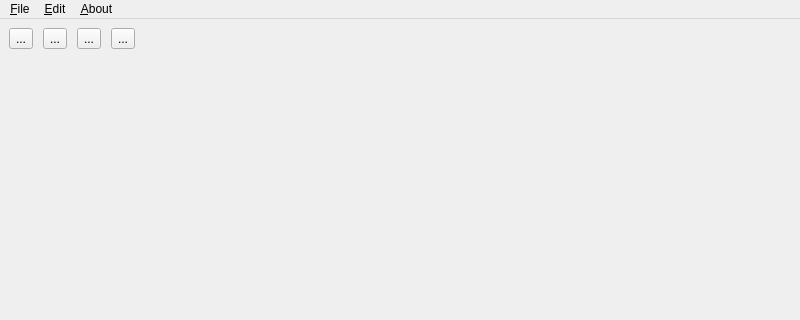
TriComp/TriComp, file interface/mainwindow.ui: the form before one commit; both pictures show x 0 to 800 and y 0 to 320 of the 800 by 600 pixel window.
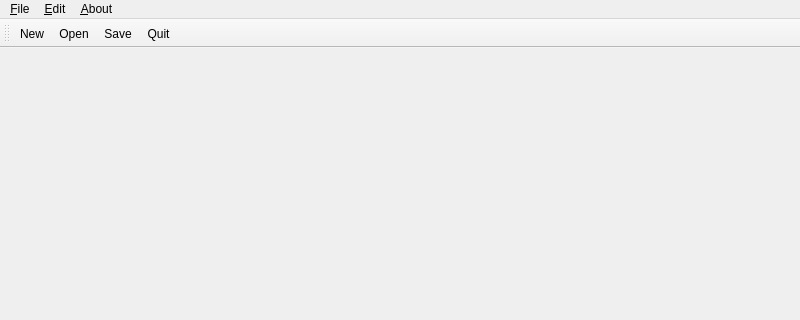
The form after the commit. Icons and pictures are not drawn.

Commit message: [Interface] QtToolbar, c'est fantastique

```diff
--- a/interface/mainwindow.ui
+++ b/interface/mainwindow.ui
@@ -17,136 +17,7 @@
    <string>TriComp</string>
   </property>
   <widget class="QWidget" name="centralwidget">
-   <layout class="QVBoxLayout" name="verticalLayout">
-    <item>
-     <layout class="QHBoxLayout" name="horizontalLayout">
-      <property name="spacing">
-       <number>10</number>
-      </property>
-      <property name="sizeConstraint">
-       <enum>QLayout::SetDefaultConstraint</enum>
-      </property>
-      <item>
-       <widget class="QToolButton" name="toolButton">
-        <property name="maximumSize">
-         <size>
-          <width>40</width>
-          <height>40</height>
-         </size>
-        </property>
-        <property name="text">
-         <string>...</string>
-        </property>
-        <property name="icon">
-         <iconset resource="ressources.qrc">
-          <normaloff>:/pictures/images/new.png</normaloff>:/pictures/images/new.png</iconset>
-        </property>
-        <property name="iconSize">
-         <size>
-          <width>40</width>
-          <height>40</height>
-         </size>
-        </property>
-       </widget>
-      </item>
-      <item>
-       <widget class="QToolButton" name="toolButton_2">
-        <property name="maximumSize">
-         <size>
-          <width>40</width>
-          <height>40</height>
-         </size>
-        </property>
-        <property name="text">
-         <string>...</string>
-        </property>
-        <property name="icon">
-         <iconset resource="ressources.qrc">
-          <normaloff>:/pictures/images/open.png</normaloff>:/pictures/images/open.png</iconset>
-        </property>
-        <property name="iconSize">
-         <size>
-          <width>30</width>
-          <height>30</height>
-         </size>
-        </property>
-       </widget>
-      </item>
-      <item>
-       <widget class="QToolButton" name="toolButton_3">
-        <property name="maximumSize">
-         <size>
-          <width>40</width>
-          <height>40</height>
-         </size>
-        </property>
-        <property name="text">
-         <string>...</string>
-        </property>
-        <property name="icon">
-         <iconset resource="ressources.qrc">
-          <normaloff>:/pictures/images/save.png</normaloff>:/pictures/images/save.png</iconset>
-        </property>
-        <property name="iconSize">
-         <size>
-          <width>27</width>
-          <height>27</height>
-         </size>
-        </property>
-       </widget>
-      </item>
-      <item>
-       <widget class="QToolButton" name="toolButton_4">
-        <property name="maximumSize">
-         <size>
-          <width>40</width>
-          <height>40</height>
-         </size>
-        </property>
-        <property name="text">
-         <string>...</string>
-        </property>
-        <property name="icon">
-         <iconset resource="ressources.qrc">
-          <normaloff>:/pictures/images/quit.png</normaloff>:/pictures/images/quit.png</iconset>
-        </property>
-        <property name="iconSize">
-         <size>
-          <width>40</width>
-          <height>40</height>
-         </size>
-        </property>
-       </widget>
-      </item>
-      <item>
-       <spacer name="horizontalSpacer">
-        <property name="orientation">
-         <enum>Qt::Horizontal</enum>
-        </property>
-        <property name="sizeHint" stdset="0">
-         <size>
-          <width>40</width>
-          <height>20</height>
-         </size>
-        </property>
-       </spacer>
-      </item>
-     </layout>
-    </item>
-    <item>
-     <spacer name="verticalSpacer">
-      <property name="orientation">
-       <enum>Qt::Vertical</enum>
-      </property>
-      <property name="sizeHint" stdset="0">
-       <size>
-        <width>20</width>
-        <height>40</height>
-       </size>
-      </property>
-     </spacer>
-    </item>
-   </layout>
+   <layout class="QVBoxLayout" name="verticalLayout"/>
   </widget>
   <widget class="QMenuBar" name="menuBar">
    <property name="geometry">
@@ -190,6 +61,21 @@
    <addaction name="aboutMenu"/>
   </widget>
   <widget class="QStatusBar" name="statusBar"/>
+  <widget class="QToolBar" name="toolBar">
+   <property name="windowTitle">
+    <string>toolBar</string>
+   </property>
+   <attribute name="toolBarArea">
+    <enum>TopToolBarArea</enum>
+   </attribute>
+   <attribute name="toolBarBreak">
+    <bool>false</bool>
+   </attribute>
+   <addaction name="newAction"/>
+   <addaction name="openAction"/>
+   <addaction name="saveAction"/>
+   <addaction name="quitAction"/>
+  </widget>
   <action name="newAction">
    <property name="text">
     <string>&amp;New</string>
```
Left out of the diff: 18 changed lines with no effect on the pictures.
